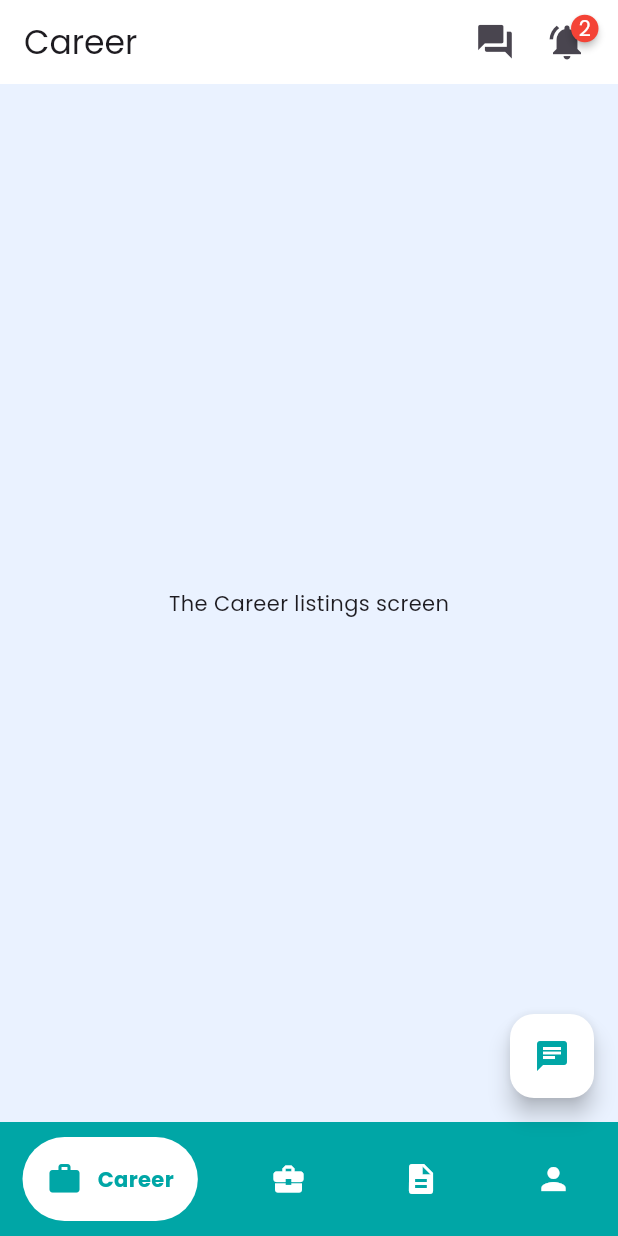
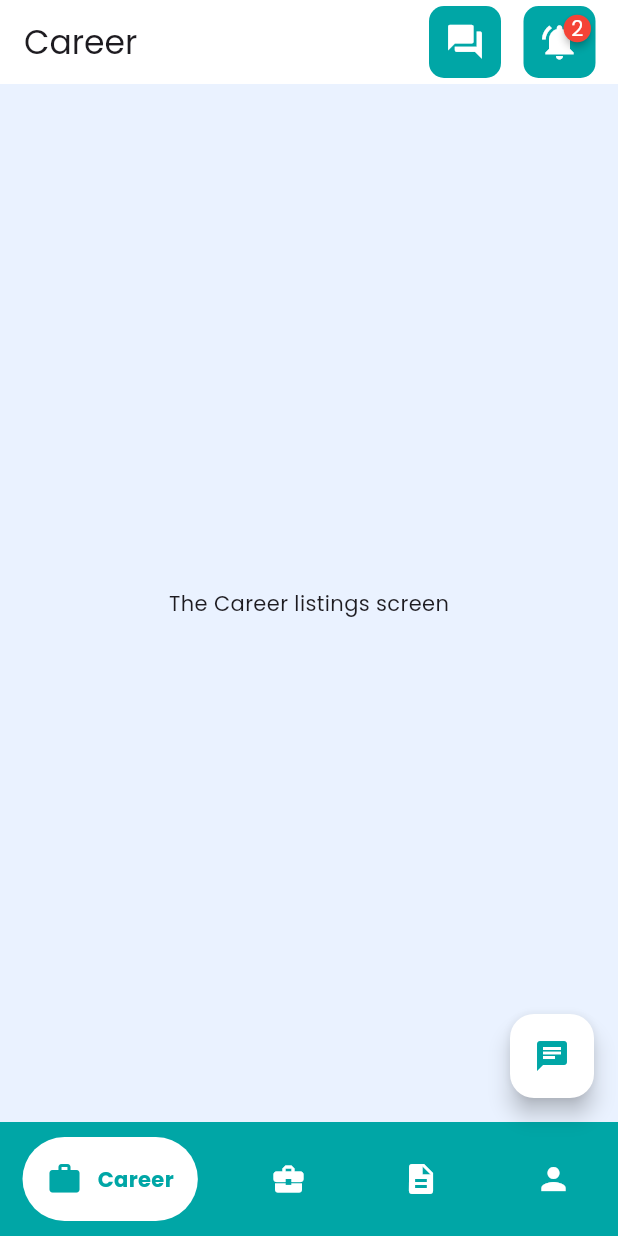
Before and after one commit to Jordanlopez546/VocaMetron-Mobile, a Flutter app: the screen it shows after launch, on a phone screen of 412 x 824 dp. Run offline on Flutter 3.47's test engine with Material 3 defaults, Android fonts, the phone set to English and light mode, and no system bars; drawn by our look-alikes of badges, google_nav_bar.

Commit message:
I Created the structure of the Vocametron App

```diff
--- a/lib/screens/career_detail_screen.dart
+++ b/lib/screens/career_detail_screen.dart
@@ -12,7 +12,7 @@ class CareerDetailScreen extends StatelessWidget {
   @override
   Widget build(BuildContext context) {
     return Scaffold(
-      appBar: const StackScreenAppbar('Notifications'),
+      appBar: const StackScreenAppbar('Title'),
       backgroundColor: _backgroundColor,
     );
   }
--- a/lib/widgets/custom_appbar.dart
+++ b/lib/widgets/custom_appbar.dart
@@ -9,22 +9,35 @@ class CustomAppbar extends StatelessWidget implements PreferredSizeWidget {
 
   const CustomAppbar({super.key, required this.title});
 
+  final Color _primaryColor = const Color.fromRGBO(0, 166, 166, 1.0);
+
   @override
   Widget build(BuildContext context) {
     return AppBar(
         backgroundColor: Colors.white,
         actions: [
-          IconButton(
+          Container(
+            decoration: BoxDecoration(
+                color: _primaryColor, borderRadius: BorderRadius.circular(10)),
+            child: IconButton(
               onPressed: () {
                 Navigator.of(context).pushNamed(InterviewTipsScreen.routeName);
               },
               icon: const Icon(
                 Icons.question_answer,
                 size: 27,
+                color: Colors.white,
               ),
               tooltip: 'Interview Tips',
             ),
-          badges.Badge(
+          ),
+          const SizedBox(
+            width: 15,
+          ),
+          Container(
+            decoration: BoxDecoration(
+                color: _primaryColor, borderRadius: BorderRadius.circular(10)),
+            child: badges.Badge(
               position: badges.BadgePosition.topEnd(top: 0, end: 3),
               showBadge: true,
               badgeContent: const Text(
@@ -38,12 +51,14 @@ class CustomAppbar extends StatelessWidget implements PreferredSizeWidget {
                 icon: const Icon(
                   Icons.notifications_active,
                   size: 28,
+                  color: Colors.white,
                 ),
                 tooltip: 'Notifications',
               ),
             ),
+          ),
           const SizedBox(
-            width: 10,
+            width: 15,
           ),
         ],
         title: Text(title));
--- a/lib/widgets/entry_point.dart
+++ b/lib/widgets/entry_point.dart
@@ -21,6 +21,7 @@ class _EntryPointState extends State<EntryPoint> {
 
   final List<String> _titles = ['Career', 'Jobs', 'Resume', 'Profile'];
   final Color _primaryColor = const Color.fromRGBO(0, 166, 166, 1.0);
+  // Color.fromRGBO(0, 76, 159, 1) - The Other blue
   final Color _backgroundColor = const Color.fromRGBO(234, 242, 255, 1.0);
   final Color _tabBackgroundColor = Colors.white;
   final Color _iconColor = Colors.white;
```
Lines whose indentation alone changed are shown as unchanged.
